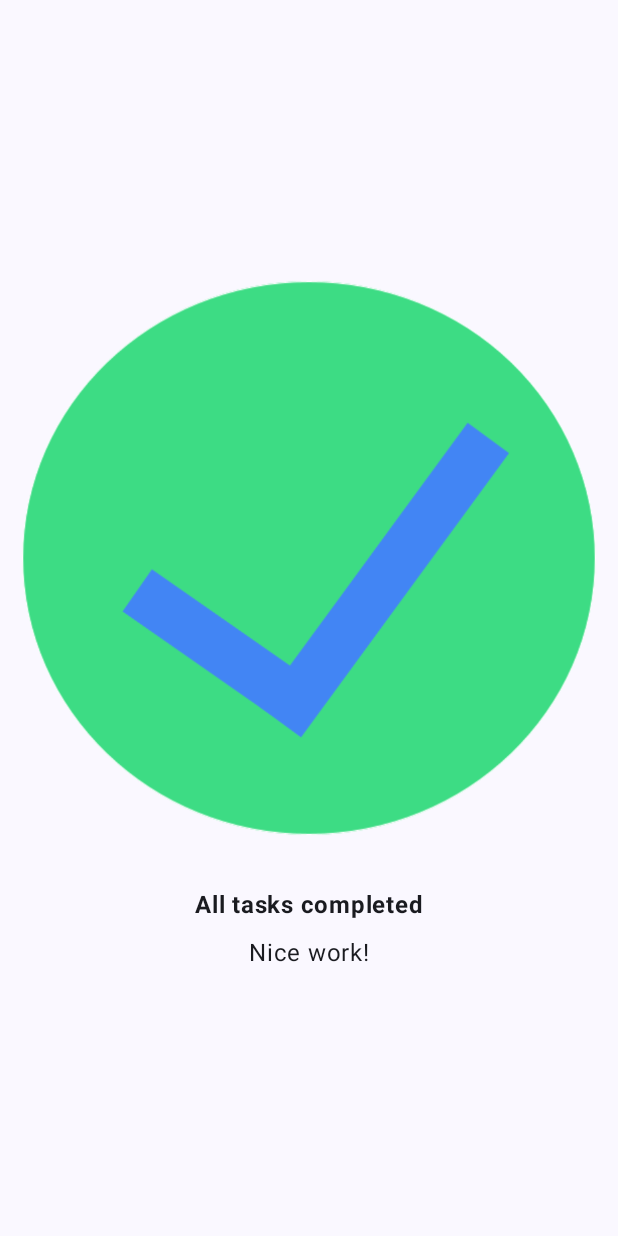
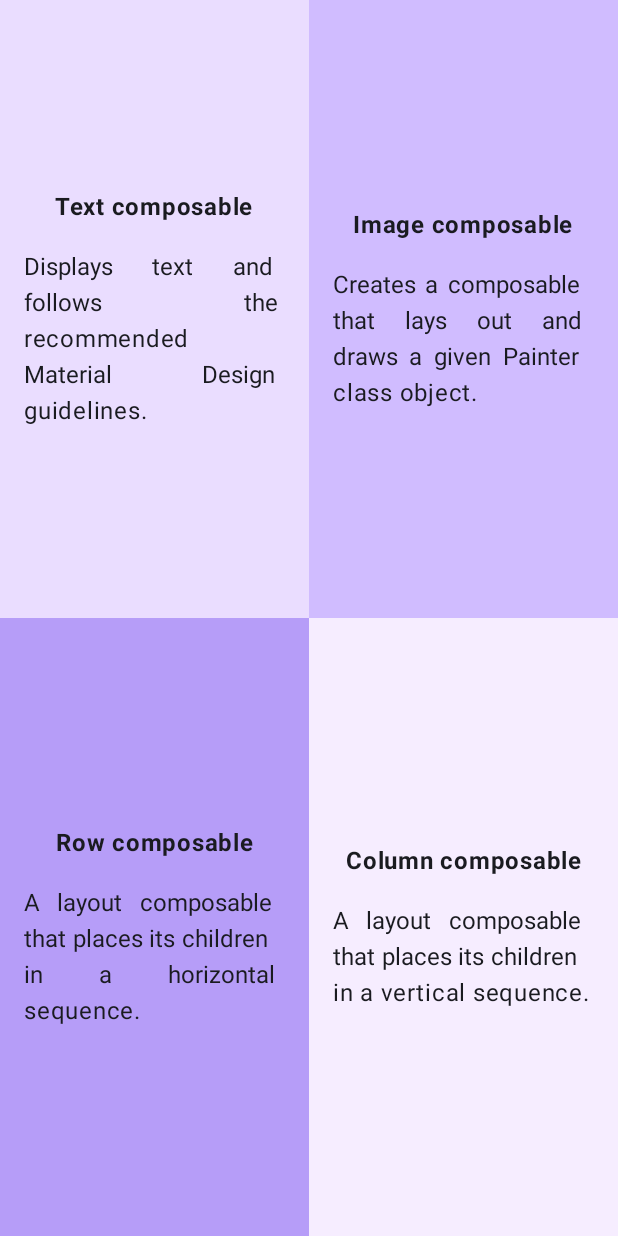
Before and after one commit to ggulcy/ComposeCodeLab, an Android app built with Jetpack Compose: the screen it shows after launch (MainActivity), on a phone screen of 412 x 824 dp. Run offline under Robolectric (Android 15) with nearby library versions, the phone set to English and light mode, and no system bars.

Commit message:
[CodeLab Tutorial] Compose Practice Task Manager 작업

```diff
--- a/app/src/main/java/com/example/composecodelab/MainActivity.kt
+++ b/app/src/main/java/com/example/composecodelab/MainActivity.kt
@@ -3,13 +3,12 @@ package com.example.composecodelab
 import android.os.Bundle
 import androidx.activity.ComponentActivity
 import androidx.activity.compose.setContent
-import androidx.compose.foundation.Image
+import androidx.compose.foundation.background
 import androidx.compose.foundation.layout.Arrangement
-import androidx.compose.foundation.layout.Box
 import androidx.compose.foundation.layout.Column
+import androidx.compose.foundation.layout.Row
 import androidx.compose.foundation.layout.fillMaxHeight
 import androidx.compose.foundation.layout.fillMaxSize
-import androidx.compose.foundation.layout.fillMaxWidth
 import androidx.compose.foundation.layout.padding
 import androidx.compose.material3.MaterialTheme
 import androidx.compose.material3.Surface
@@ -17,15 +16,13 @@ import androidx.compose.material3.Text
 import androidx.compose.runtime.Composable
 import androidx.compose.ui.Alignment
 import androidx.compose.ui.Modifier
-import androidx.compose.ui.layout.ContentScale
-import androidx.compose.ui.res.painterResource
+import androidx.compose.ui.graphics.Color
+import androidx.compose.ui.res.colorResource
 import androidx.compose.ui.res.stringResource
-import androidx.compose.ui.text.font.FontFamily
 import androidx.compose.ui.text.font.FontWeight
 import androidx.compose.ui.text.style.TextAlign
 import androidx.compose.ui.tooling.preview.Preview
 import androidx.compose.ui.unit.dp
-import androidx.compose.ui.unit.sp
 import com.example.composecodelab.ui.theme.ComposeCodelabTheme
 
 class MainActivity : ComponentActivity() {
@@ -35,8 +32,7 @@ class MainActivity : ComponentActivity() {
             ComposeCodelabTheme {
                 // A surface container using the 'background' color from the theme
                 Surface(
-                    modifier = Modifier.fillMaxSize(),
-                    color = MaterialTheme.colorScheme.background
+                    modifier = Modifier.fillMaxSize(), color = MaterialTheme.colorScheme.background
                 ) {
                     MainContainer()
                 }
@@ -48,26 +44,71 @@ class MainActivity : ComponentActivity() {
 @Composable
 fun MainContainer(modifier: Modifier = Modifier) {
     Column(
-        modifier = Modifier.fillMaxSize(),
+        modifier = Modifier.fillMaxSize()
+    ) {
+        Row(
+            modifier = Modifier
+                .weight(1f)
+                .fillMaxSize()
+        ) {
+            //1,2분할 영역
+            SectionText(
+                title = stringResource(id = R.string.quad1_title),
+                content = stringResource(id = R.string.quad1_content),
+                color = colorResource(id = R.color.quad1),
+                modifier = Modifier.weight(1f)
+            )
+            SectionText(
+                title = stringResource(id = R.string.quad2_title),
+                content = stringResource(id = R.string.quad2_content),
+                color = colorResource(id = R.color.quad2),
+                modifier = Modifier.weight(1f)
+            )
+        }
+        Row(
+            modifier = Modifier
+                .weight(1f)
+                .fillMaxSize()
+        ) {
+            //3,4분할 영역
+            SectionText(
+                title = stringResource(id = R.string.quad3_title),
+                content = stringResource(id = R.string.quad3_content),
+                color = colorResource(id = R.color.quad3),
+                modifier = Modifier.weight(3f)
+            )
+            SectionText(
+                title = stringResource(id = R.string.quad4_title),
+                content = stringResource(id = R.string.quad4_content),
+                color = colorResource(id = R.color.quad4),
+                modifier = Modifier.weight(3f)
+            )
+        }
+    }
+}
+
+@Composable
+fun SectionText(title: String, content: String, color: Color, modifier: Modifier = Modifier) {
+    Column(
+        modifier = modifier
+            .fillMaxHeight()
+            .background(color)
+            .padding(16.dp),
         verticalArrangement = Arrangement.Center
     ) {
-        Image(
-            painter = painterResource(id = R.drawable.ic_task_completed),
-            contentDescription = null,
-            modifier = Modifier.align(Alignment.CenterHorizontally)
+        Text(
+            text = title,
+            fontWeight = FontWeight.Bold,
+            modifier = Modifier
+                .padding(bottom = 16.dp)
+                .align(Alignment.CenterHorizontally),
+            textAlign = TextAlign.Justify
         )
         Text(
-            text = stringResource(id = R.string.title),
-            fontWeight = FontWeight.Bold,
+            text = content,
             modifier = Modifier
-                .align(Alignment.CenterHorizontally)
-                .padding(top = 24.dp, bottom = 8.dp),
-        )
-        Text(
-            text = stringResource(id = R.string.description),
-            fontSize = 16.sp,
-            modifier = Modifier
-                .align(Alignment.CenterHorizontally)
+                .align(Alignment.CenterHorizontally),
+            textAlign = TextAlign.Justify
         )
     }
 }
@@ -75,8 +116,20 @@ fun MainContainer(modifier: Modifier = Modifier) {
 
 @Preview(showBackground = true)
 @Composable
-fun ComposeTutorialPreview() {
+fun MainContainerPreview() {
     ComposeCodelabTheme {
         MainContainer()
     }
 }
+
+@Preview(showBackground = true)
+@Composable
+fun SectionPreview() {
+    ComposeCodelabTheme {
+        SectionText(
+            title = "제목",
+            content = "내용 내용 내용 내용 내용 내용 내용 내용 ",
+            color = colorResource(id = R.color.quad1)
+        )
+    }
+}
--- a/app/src/main/res/values/colors.xml
+++ b/app/src/main/res/values/colors.xml
@@ -7,4 +7,9 @@
     <color name="teal_700">#FF018786</color>
     <color name="black">#FF000000</color>
     <color name="white">#FFFFFFFF</color>
+
+    <color name="quad1">#FFEADDFF</color>
+    <color name="quad2">#FFD0BCFF</color>
+    <color name="quad3">#FFB69DF8</color>
+    <color name="quad4">#FFF6EDFF</color>
 </resources>
--- a/app/src/main/res/values/strings.xml
+++ b/app/src/main/res/values/strings.xml
@@ -1,5 +1,11 @@
 <resources>
     <string name="app_name">ComposeCodelab</string>
-    <string name="title">All tasks completed</string>
-    <string name="description">Nice work!</string>
+    <string name="quad1_title">Text composable</string>
+    <string name="quad1_content">Displays text and follows the recommended Material Design guidelines.</string>
+    <string name="quad2_title">Image composable</string>
+    <string name="quad2_content">Creates a composable that lays out and draws a given Painter class object.</string>
+    <string name="quad3_title">Row composable</string>
+    <string name="quad3_content">A layout composable that places its children in a horizontal sequence.</string>
+    <string name="quad4_title">Column composable</string>
+    <string name="quad4_content">A layout composable that places its children in a vertical sequence.</string>
 </resources>
```
